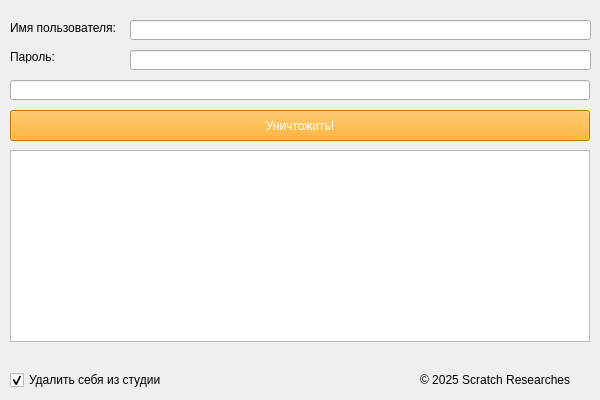
The window that gui.ui (Teskum-Researches/studio.destroy) describes before a commit, drawn with Qt 5.
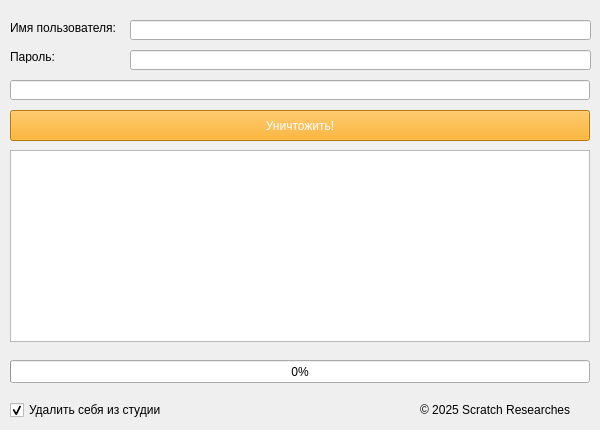
The same window after the commit.

Commit message: версия v2

Diff of the .ui file:
```diff
--- a/gui.ui
+++ b/gui.ui
@@ -7,7 +7,7 @@
     <x>0</x>
     <y>0</y>
     <width>600</width>
-    <height>400</height>
+    <height>430</height>
    </rect>
   </property>
   <property name="sizePolicy">
@@ -16,6 +16,18 @@
     <verstretch>0</verstretch>
    </sizepolicy>
   </property>
+  <property name="minimumSize">
+   <size>
+    <width>600</width>
+    <height>430</height>
+   </size>
+  </property>
+  <property name="maximumSize">
+   <size>
+    <width>600</width>
+    <height>430</height>
+   </size>
+  </property>
   <property name="windowTitle">
    <string>Studio.Destroy()</string>
   </property>
@@ -24,7 +36,7 @@
     <property name="geometry">
      <rect>
       <x>10</x>
-      <y>370</y>
+      <y>400</y>
       <width>171</width>
       <height>20</height>
      </rect>
@@ -129,7 +141,7 @@
     <property name="geometry">
      <rect>
       <x>420</x>
-      <y>370</y>
+      <y>400</y>
       <width>181</width>
       <height>20</height>
      </rect>
@@ -151,6 +163,19 @@
      </rect>
     </property>
    </widget>
+   <widget class="QProgressBar" name="progressBar">
+    <property name="geometry">
+     <rect>
+      <x>10</x>
+      <y>360</y>
+      <width>580</width>
+      <height>23</height>
+     </rect>
+    </property>
+    <property name="value">
+     <number>0</number>
+    </property>
+   </widget>
   </widget>
  </widget>
  <resources/>
```
Left out of the diff: 2 changed lines with no effect on the pictures. The commit also changes 1 other file.
